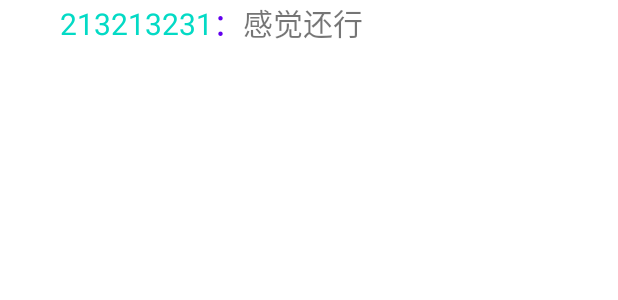
After one commit to 1291945816/yxy-Android, an Android app: the layout dialog_comment_item.xml on its own in the app's theme, with its tools: preview values and no code run, on a phone screen of 412 x 824 dp. The commit adds this screen. Shown: the top 300 px of the screen. Run offline under Robolectric (Android 15) with nearby library versions, the phone set to English and light mode, and no system bars.

Commit message:
改了一下评论的样式，但是还不懂怎么把头像改成圆形

```diff
--- /dev/null
+++ b/app/src/main/res/layout/dialog_comment_item.xml
@@ -0,0 +1,35 @@
+<?xml version="1.0" encoding="utf-8"?>
+<LinearLayout
+    xmlns:android="http://schemas.android.com/apk/res/android" android:layout_width="match_parent"
+    android:layout_height="wrap_content">
+    <ImageView
+        android:layout_height="40dp"
+        android:layout_width="40dp"
+        android:id="@+id/comment_item_photo">
+    </ImageView>
+    <TextView
+        android:layout_width="wrap_content"
+        android:layout_height="wrap_content"
+        android:id="@+id/comment_item_nickname"
+        android:textSize="20sp"
+        android:text="213213231"
+        android:textColor="@color/colorAccent"
+        >
+    </TextView>
+    <TextView
+        android:layout_width="wrap_content"
+        android:layout_height="wrap_content"
+        android:text="："
+        android:gravity="center"
+        android:textSize="20sp"
+        android:textColor="@color/colorPrimary">
+    </TextView>
+    <TextView
+        android:layout_width="wrap_content"
+        android:layout_height="wrap_content"
+        android:id="@+id/comment_item_comment"
+        android:textSize="20sp"
+        android:text="感觉还行">
+    </TextView>
+
+</LinearLayout>
```
Also changed, not shown: app/src/main/java/kilig/ink/yxy/entity/CommentItem.java (added, +41 -0 lines), app/src/main/java/kilig/ink/yxy/source/InAlbumAdapter.java (+116 -25 lines), app/src/main/res/layout/dialog_comment.xml (added, +11 -0 lines).
